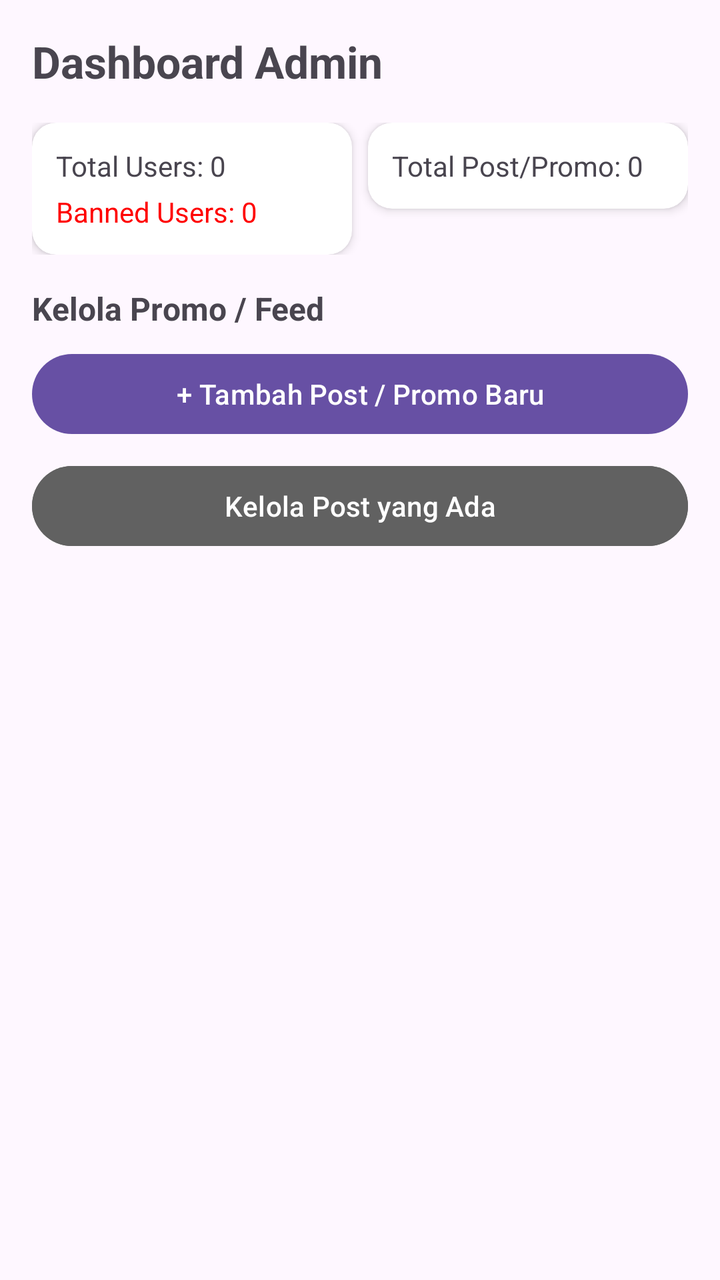
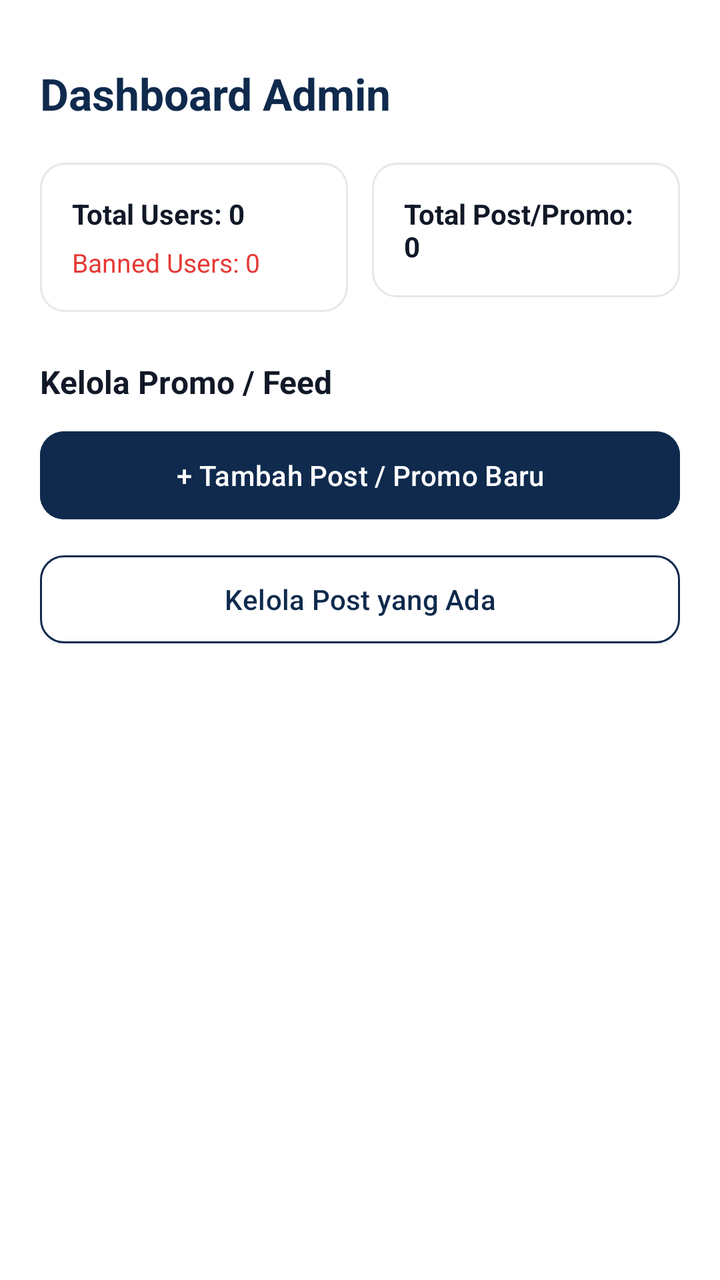

An Android layout rendered at two revisions. The XML below is the earlier revision; the diff shows what the commit changed to produce the second picture.
<!-- AndroidManifest.xml: application theme Theme.Proyek_MDP -->
<!-- res/layout/fragment_dashboard.xml -->
<?xml version="1.0" encoding="utf-8"?>
<ScrollView xmlns:android="http://schemas.android.com/apk/res/android"
    xmlns:app="http://schemas.android.com/apk/res-auto"
    android:layout_width="match_parent"
    android:layout_height="match_parent">

    <LinearLayout
        android:layout_width="match_parent"
        android:layout_height="wrap_content"
        android:orientation="vertical"
        android:padding="16dp">

        <TextView
            android:layout_width="wrap_content"
            android:layout_height="wrap_content"
            android:text="Dashboard Admin"
            android:textSize="22sp"
            android:textStyle="bold"
            android:layout_marginBottom="16dp"/>

        
        <LinearLayout
            android:layout_width="match_parent"
            android:layout_height="wrap_content"
            android:orientation="horizontal"
            android:layout_marginBottom="16dp">

            <androidx.cardview.widget.CardView
                android:layout_width="0dp"
                android:layout_height="wrap_content"
                android:layout_weight="1"
                android:layout_marginEnd="4dp"
                app:cardCornerRadius="12dp"
                app:cardElevation="3dp">

                <LinearLayout
                    android:layout_width="match_parent"
                    android:layout_height="wrap_content"
                    android:orientation="vertical"
                    android:padding="12dp">

                    <TextView
                        android:id="@+id/tvTotalUsers"
                        android:layout_width="wrap_content"
                        android:layout_height="wrap_content"
                        android:text="Total Users: 0"
                        android:textSize="14sp" />

                    <TextView
                        android:id="@+id/tvBannedUsers"
                        android:layout_width="wrap_content"
                        android:layout_height="wrap_content"
                        android:text="Banned Users: 0"
                        android:textSize="14sp"
                        android:textColor="#FF0000"
                        android:layout_marginTop="4dp" />
                </LinearLayout>
            </androidx.cardview.widget.CardView>

            <androidx.cardview.widget.CardView
                android:layout_width="0dp"
                android:layout_height="wrap_content"
                android:layout_weight="1"
                android:layout_marginStart="4dp"
                app:cardCornerRadius="12dp"
                app:cardElevation="3dp">

                <LinearLayout
                    android:layout_width="match_parent"
                    android:layout_height="wrap_content"
                    android:orientation="vertical"
                    android:padding="12dp">

                    <TextView
                        android:id="@+id/tvTotalPosts"
                        android:layout_width="wrap_content"
                        android:layout_height="wrap_content"
                        android:text="Total Post/Promo: 0"
                        android:textSize="14sp" />
                </LinearLayout>
            </androidx.cardview.widget.CardView>
        </LinearLayout>

        
        <TextView
            android:layout_width="wrap_content"
            android:layout_height="wrap_content"
            android:text="Kelola Promo / Feed"
            android:textSize="16sp"
            android:textStyle="bold"
            android:layout_marginBottom="8dp"/>

        <Button
            android:id="@+id/btnAddPost"
            android:layout_width="match_parent"
            android:layout_height="wrap_content"
            android:text="+ Tambah Post / Promo Baru"
            android:layout_marginBottom="8dp"/>

        <Button
            android:id="@+id/btnManagePosts"
            android:layout_width="match_parent"
            android:layout_height="wrap_content"
            android:text="Kelola Post yang Ada"
            android:backgroundTint="#616161"/>

    </LinearLayout>
</ScrollView>
<!-- resources referenced by this layout -->
<resources>
  <style name="Theme.Proyek_MDP" parent="Base.Theme.Proyek_MDP" />
  <style name="Base.Theme.Proyek_MDP" parent="Theme.Material3.DayNight.NoActionBar">
          
          
      </style>
</resources>

<!-- the commit's change to res/layout/fragment_dashboard.xml (unified diff, before → after) -->
@@ -2,107 +2,112 @@
 <ScrollView xmlns:android="http://schemas.android.com/apk/res/android"
     xmlns:app="http://schemas.android.com/apk/res-auto"
     android:layout_width="match_parent"
-    android:layout_height="match_parent">
+    android:layout_height="match_parent"
+    android:background="#FFFFFF">
 
     <LinearLayout
         android:layout_width="match_parent"
         android:layout_height="wrap_content"
         android:orientation="vertical"
-        android:padding="16dp">
+        android:padding="20dp">
 
         <TextView
             android:layout_width="wrap_content"
             android:layout_height="wrap_content"
+            android:layout_marginTop="12dp"
+            android:layout_marginBottom="20dp"
             android:text="Dashboard Admin"
+            android:textColor="#0F2A4D"
             android:textSize="22sp"
-            android:textStyle="bold"
-            android:layout_marginBottom="16dp"/>
+            android:textStyle="bold"/>
 
         
         <LinearLayout
             android:layout_width="match_parent"
             android:layout_height="wrap_content"
             android:orientation="horizontal"
-            android:layout_marginBottom="16dp">
+            android:layout_marginBottom="24dp">
 
-            <androidx.cardview.widget.CardView
+            <LinearLayout
                 android:layout_width="0dp"
                 android:layout_height="wrap_content"
                 android:layout_weight="1"
-                android:layout_marginEnd="4dp"
-                app:cardCornerRadius="12dp"
-                app:cardElevation="3dp">
+                android:layout_marginEnd="6dp"
+                android:background="@drawable/bg_card_border"
+                android:orientation="vertical"
+                android:padding="16dp">
 
-                <LinearLayout
-                    android:layout_width="match_parent"
+                <TextView
+                    android:id="@+id/tvTotalUsers"
+                    android:layout_width="wrap_content"
                     android:layout_height="wrap_content"
-                    android:orientation="vertical"
-                    android:padding="12dp">
+                    android:text="Total Users: 0"
+                    android:textColor="#111827"
+                    android:textSize="14sp"
+                    android:textStyle="bold" />
 
-                    <TextView
-                        android:id="@+id/tvTotalUsers"
-                        android:layout_width="wrap_content"
-                        android:layout_height="wrap_content"
-                        android:text="Total Users: 0"
-                        android:textSize="14sp" />
+                <TextView
+                    android:id="@+id/tvBannedUsers"
+                    android:layout_width="wrap_content"
+                    android:layout_height="wrap_content"
+                    android:layout_marginTop="6dp"
+                    android:text="Banned Users: 0"
+                    android:textColor="#E53935"
+                    android:textSize="13sp" />
+            </LinearLayout>
 
-                    <TextView
-                        android:id="@+id/tvBannedUsers"
-                        android:layout_width="wrap_content"
-                        android:layout_height="wrap_content"
-                        android:text="Banned Users: 0"
-                        android:textSize="14sp"
-                        android:textColor="#FF0000"
-                        android:layout_marginTop="4dp" />
-                </LinearLayout>
-            </androidx.cardview.widget.CardView>
-
-            <androidx.cardview.widget.CardView
+            <LinearLayout
                 android:layout_width="0dp"
                 android:layout_height="wrap_content"
                 android:layout_weight="1"
-                android:layout_marginStart="4dp"
-                app:cardCornerRadius="12dp"
-                app:cardElevation="3dp">
+                android:layout_marginStart="6dp"
+                android:background="@drawable/bg_card_border"
+                android:orientation="vertical"
+                android:padding="16dp">
 
-                <LinearLayout
-                    android:layout_width="match_parent"
+                <TextView
+                    android:id="@+id/tvTotalPosts"
+                    android:layout_width="wrap_content"
                     android:layout_height="wrap_content"
-                    android:orientation="vertical"
-                    android:padding="12dp">
-
-                    <TextView
-                        android:id="@+id/tvTotalPosts"
-                        android:layout_width="wrap_content"
-                        android:layout_height="wrap_content"
-                        android:text="Total Post/Promo: 0"
-                        android:textSize="14sp" />
-                </LinearLayout>
-            </androidx.cardview.widget.CardView>
+                    android:text="Total Post/Promo: 0"
+                    android:textColor="#111827"
+                    android:textSize="14sp"
+                    android:textStyle="bold" />
+            </LinearLayout>
         </LinearLayout>
 
         
         <TextView
             android:layout_width="wrap_content"
             android:layout_height="wrap_content"
+            android:layout_marginBottom="10dp"
             android:text="Kelola Promo / Feed"
+            android:textColor="#111827"
             android:textSize="16sp"
-            android:textStyle="bold"
-            android:layout_marginBottom="8dp"/>
+            android:textStyle="bold"/>
 
         <Button
             android:id="@+id/btnAddPost"
             android:layout_width="match_parent"
-            android:layout_height="wrap_content"
+            android:layout_height="52dp"
+            android:layout_marginBottom="10dp"
+            android:backgroundTint="#0F2A4D"
             android:text="+ Tambah Post / Promo Baru"
-            android:layout_marginBottom="8dp"/>
+            android:textAllCaps="false"
+            android:textColor="@android:color/white"
+            app:cornerRadius="12dp"/>
 
         <Button
             android:id="@+id/btnManagePosts"
             android:layout_width="match_parent"
-            android:layout_height="wrap_content"
+            android:layout_height="52dp"
+            android:backgroundTint="@android:color/white"
             android:text="Kelola Post yang Ada"
-            android:backgroundTint="#616161"/>
+            android:textAllCaps="false"
+            android:textColor="#0F2A4D"
+            app:cornerRadius="12dp"
+            app:strokeColor="#0F2A4D"
+            app:strokeWidth="1dp"/>
 
     </LinearLayout>
 </ScrollView>
<!-- resource entries referenced after the edit -->
@@ -1,5 +1,12 @@
 <!-- resources referenced by this layout -->
 <resources>
+  <!-- drawable bg_card_border (drawable) -->
+  <?xml version="1.0" encoding="utf-8"?>
+  <shape xmlns:android="http://schemas.android.com/apk/res/android">
+      <solid android:color="#FFFFFF" />
+      <corners android:radius="12dp" />
+      <stroke android:width="1dp" android:color="#E5E7EB" />
+  </shape>
   <style name="Theme.Proyek_MDP" parent="Base.Theme.Proyek_MDP" />
   <style name="Base.Theme.Proyek_MDP" parent="Theme.Material3.DayNight.NoActionBar">
           
